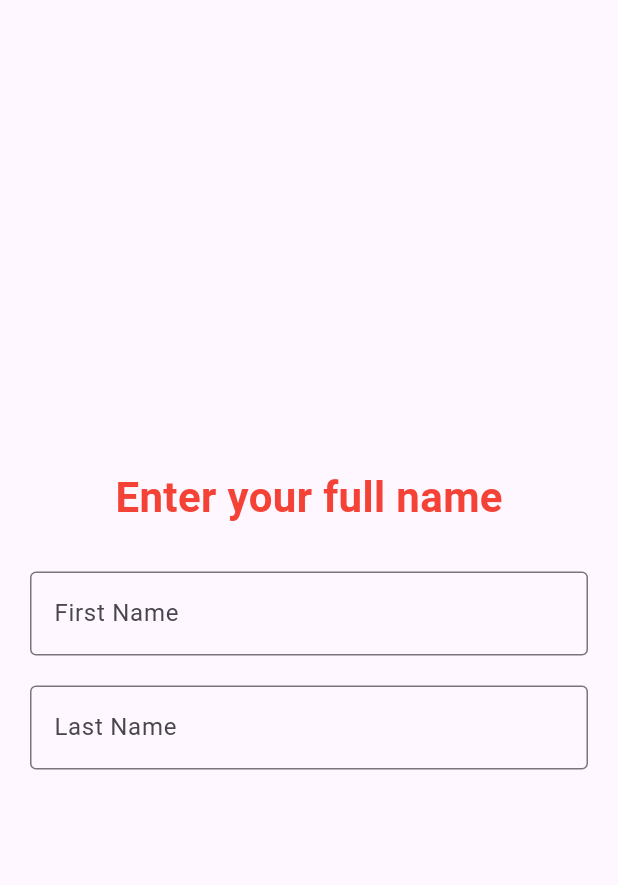
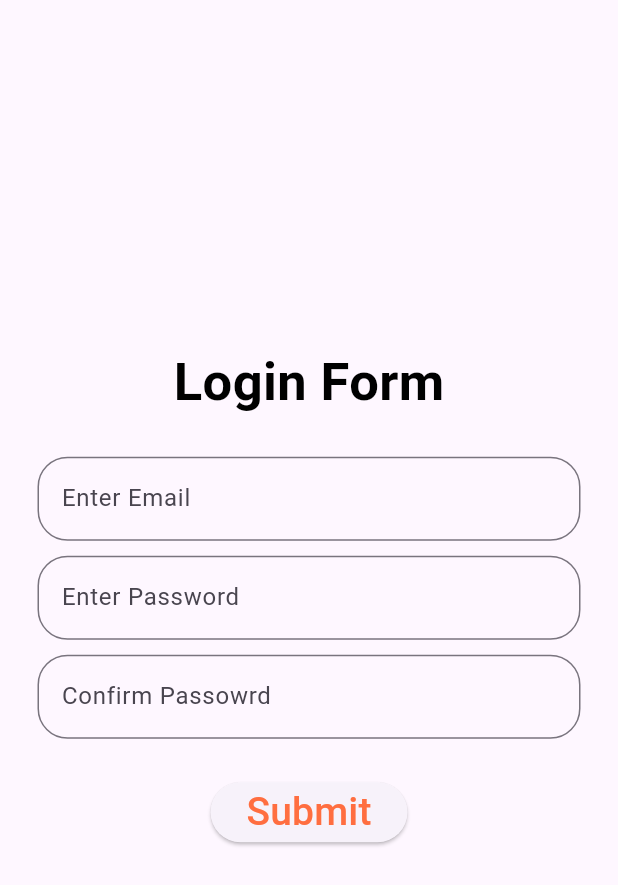
Before and after one commit to Umar2110/flutter_lesson_with_chatgpt, a Flutter app: the screen it shows after launch, on a phone screen of 412 x 824 dp. Shown: the top 885 px of the screen. Run offline on Flutter 3.47's test engine with Material 3 defaults, Android fonts, the phone set to English and light mode, and no system bars.

Commit message:
L14 Real World Login page with validator

```diff
--- /dev/null
+++ b/lib/Lesson14.dart
@@ -0,0 +1,151 @@
+import 'package:flutter/material.dart';
+
+class Lesson14 extends StatefulWidget {
+  const Lesson14({super.key});
+
+  @override
+  State<Lesson14> createState() => _Lesson14State();
+}
+
+class _Lesson14State extends State<Lesson14> {
+  final _formKey = GlobalKey<FormState>();
+  final TextEditingController _emailController = TextEditingController();
+  final TextEditingController _passwordController = TextEditingController();
+  final TextEditingController _confirmPassword = TextEditingController();
+
+  String message = "";
+
+  void dispose() {
+    super.dispose();
+    _emailController.dispose();
+    _passwordController.dispose();
+    _confirmPassword.dispose();
+  }
+
+  void _submitform() {
+    if (_formKey.currentState!.validate()) {
+      setState(() {
+        message = "Login SuccessFul: ${_emailController.text}";
+      });
+    } else {
+      setState(() {
+        message = "Login Failed: Please Fix Errors Above";
+      });
+    }
+  }
+
+  @override
+  Widget build(BuildContext context) {
+    return Scaffold(
+      body: Center(
+        child: Padding(
+          padding: EdgeInsets.all(20),
+          child: Form(
+            key: _formKey,
+            child: Column(
+              mainAxisAlignment: MainAxisAlignment.center,
+              children: [
+                Text(
+                  'Login Form',
+                  style: TextStyle(
+                    fontSize: 35,
+                    fontWeight: FontWeight.bold,
+                    color: Colors.black,
+                  ),
+                ),
+
+                SizedBox(height: 20),
+                Container(
+                  margin: EdgeInsets.all(5),
+                  child: TextFormField(
+                    controller: _emailController,
+                    decoration: InputDecoration(
+                      labelText: 'Enter Email',
+                      border: OutlineInputBorder(
+                        borderRadius: BorderRadius.circular(20),
+                      ),
+                    ),
+                    validator: (value) {
+                      if (value == null || value.isEmpty) {
+                        return "Email is required";
+                      } else if (!value.contains("@")) {
+                        return "Please Enter Valid Email";
+                      }
+                      ;
+                      return null;
+                    },
+                  ),
+                ),
+                Container(
+                  padding: EdgeInsets.all(5),
+                  child: Column(
+                    children: [
+                      TextFormField(
+                        controller: _passwordController,
+                        decoration: InputDecoration(
+                          labelText: 'Enter Password',
+                          border: OutlineInputBorder(
+                            borderRadius: BorderRadius.circular(20),
+                          ),
+                        ),
+
+                        validator: (value) {
+                          if (value!.isEmpty) {
+                            return "Password required";
+                          } else if (value.length < 6) {
+                            return "Password length must be greater then 6";
+                          }
+                          return null;
+                        },
+                      ),
+
+                      SizedBox(height: 10),
+
+                      TextFormField(
+                        controller: _confirmPassword,
+                        decoration: InputDecoration(
+                          labelText: "Confirm Passowrd",
+                          border: OutlineInputBorder(
+                            borderRadius: BorderRadius.circular(20),
+                          ),
+                        ),
+                        validator: (value) {
+                          if (value != _passwordController.text) {
+                            return "Password must be matched";
+                          }
+                          return null;
+                        },
+                      ),
+                    ],
+                  ),
+                ),
+
+                SizedBox(height: 20),
+                ElevatedButton(
+                  onPressed: _submitform,
+                  child: Text(
+                    'Submit',
+                    style: TextStyle(
+                      color: Colors.deepOrangeAccent,
+                      fontSize: 26,
+                    ),
+                  ),
+                ),
+
+                Text(
+                  message,
+                  style: TextStyle(
+                    fontSize: 20,
+                    color: message.contains("SuccessFul")
+                        ? Colors.green
+                        : Colors.red,
+                  ),
+                ),
+              ],
+            ),
+          ),
+        ),
+      ),
+    );
+  }
+}
--- a/lib/main.dart
+++ b/lib/main.dart
@@ -1,6 +1,6 @@
 import "package:flutter/material.dart";
 
-import "package:flutter_lesson/Lesson13.dart";
+import "package:flutter_lesson/Lesson14.dart";
 
 void main() => runApp(MyApp());
 
@@ -9,7 +9,7 @@ class MyApp extends StatelessWidget {
 
   @override
   Widget build(BuildContext context) {
-    return MaterialApp(debugShowCheckedModeBanner: false, home: Lesson13());
+    return MaterialApp(debugShowCheckedModeBanner: false, home: Lesson14());
   }
 }
 
```
